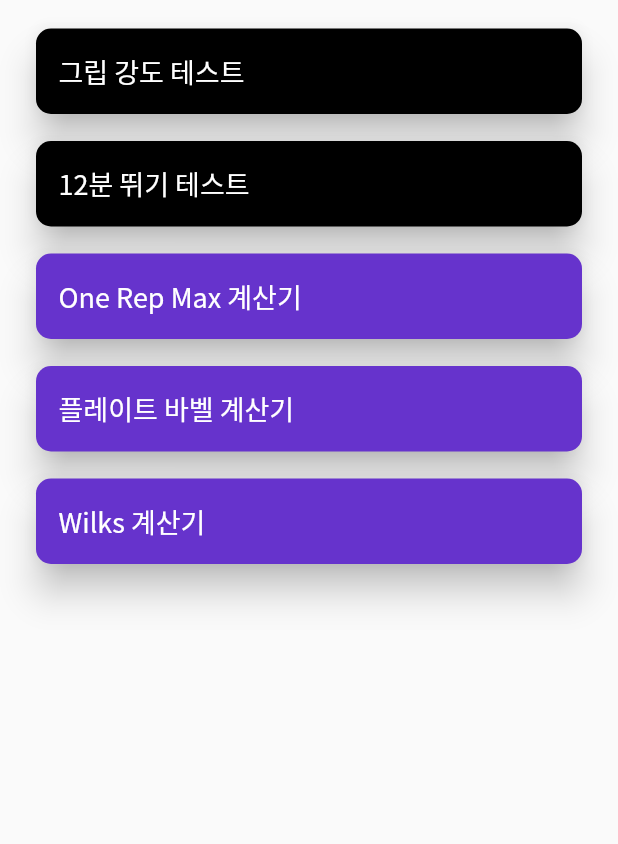
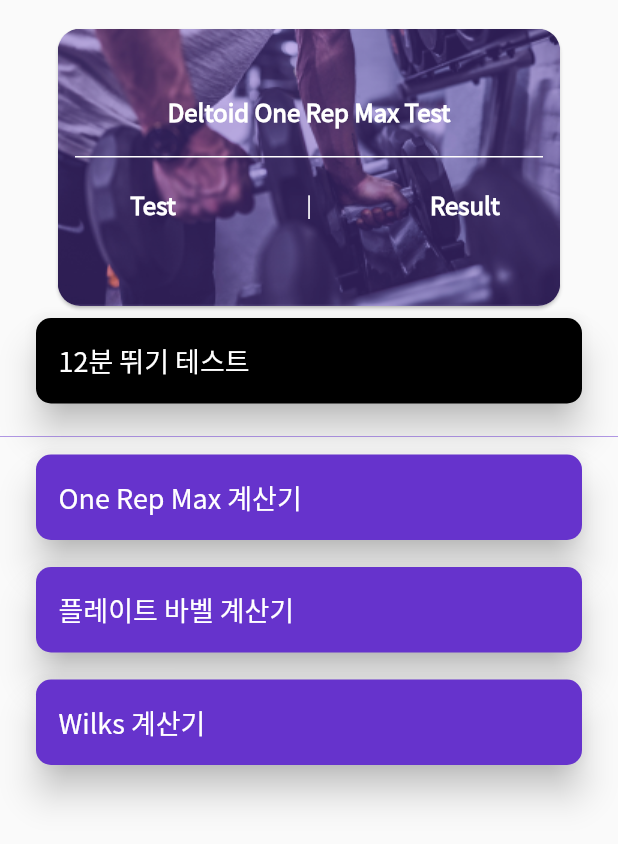
Before and after one commit to uz-devs/workoutnote-mobile, a Flutter app: the CalculateScreen widget shown alone on an empty page, opened directly, on a phone screen of 412 x 824 dp. Shown: the top 844 px of the screen. Run offline on Flutter 3.47's test engine with Material 2 defaults, Android fonts, the phone set to English and light mode, and no system bars; our stand-ins replace connectivity_plus, flutter_svg, flutter_switch, fluttertoast, percent_indicator, pull_to_refresh and 3 more; missing offline and left inert: flutter_inappwebview, splash_screen_view; accounts and stored records are empty; network calls fail; project files that could hold a hidden picture were left out.

```diff
--- a/lib/business_logic/CreateWorkoutSessionProvider.dart
+++ b/lib/business_logic/CreateWorkoutSessionProvider.dart
@@ -317,8 +317,7 @@ class CreateWorkoutProvider extends ChangeNotifier {
   String? getExerciseName(ExercisesDialogProvider exercisesDialogProvider, ConfigProvider configProvider, int exerciseId) {
     //TODO: calling it after completing network request
 
-   if(exercisesDialogProvider.allExercises.isNotEmpty) {
-
+    if (exercisesDialogProvider.allExercises.isNotEmpty) {
       Exercise exercise = exercisesDialogProvider.allExercises.where((element) => element.id == exerciseId).first;
       if (configProvider.activeLanguage() == korean)
         return '${exercise.name}(${exercise.bodyPart})';
@@ -330,7 +329,7 @@ class CreateWorkoutProvider extends ChangeNotifier {
         return '${exercise.name}(${exercise.bodyPart})';
       }
     }
-   return configProvider.activeLanguage() == english? 'Loading...':'로드 중...';
+    return configProvider.activeLanguage() == english ? 'Loading...' : '로드 중...';
   }
 
   Future<void> repeatWorkoutSession(List<EditableLift> lifts, String title) async {
--- a/lib/data/models/UserModel.dart
+++ b/lib/data/models/UserModel.dart
@@ -1,4 +1,3 @@
-
 class AppUser{
   String? sessionKey;
   bool  authSuccess = false ;
@@ -21,8 +20,6 @@ class  UserProfile{
 
   UserProfile.fetch(this.success, this.name, this.dateOfBirth, this.gender, this.iProfileShared);
 
-
-
   factory UserProfile.fromJson(Map<String, dynamic> parsedJson) {
     return UserProfile.fetch(parsedJson['success'], parsedJson['name'], parsedJson['date_of_birth'],  parsedJson['gender'],  parsedJson['is_profile_shared']);
   }
--- a/lib/data/services/Network.dart
+++ b/lib/data/services/Network.dart
@@ -181,7 +181,6 @@ class WebServices {
   }
 
   static Future<http.Response> fetchTargets(String sessionKey) async {
-
     final url = Uri.https(baseUrl, targetFetch);
     final body = {'sessionKey': sessionKey};
     http.Response response = await http.post(url, headers: headers, body: jsonEncode(body));
--- a/lib/ui/CalculateScreen.dart
+++ b/lib/ui/CalculateScreen.dart
@@ -1,8 +1,11 @@
+import 'package:flutter/cupertino.dart';
 import 'package:flutter/material.dart';
 import 'package:provider/provider.dart';
 import 'package:workoutnote/business_logic/ConfigProvider.dart';
 import 'package:workoutnote/ui/widgets/CalculationBottomSheet.dart';
 import 'package:workoutnote/utils/Strings.dart';
+
+import 'DeltoidOneRepMaxTestScreen.dart';
 
 class CalculateScreen extends StatefulWidget {
   const CalculateScreen();
@@ -13,11 +16,10 @@ class CalculateScreen extends StatefulWidget {
 
 class _CalculateScreenState extends State<CalculateScreen> {
   late double height;
+
   PersistentBottomSheetController? bottomSheetController;
 
   var configProvider = ConfigProvider();
-  List<String> koreanNames = [gripTest[korean] ?? '', runTest[korean] ?? '', oneRepMax1[korean] ?? '', plateBarbell1[korean] ?? '', wilksTitle[korean] ?? ''];
-  List<String> englishNames = [gripTest[english] ?? '', runTest[english] ?? '', oneRepMax1[english] ?? '', plateBarbell1[english] ?? '', wilksTitle[english] ?? ''];
 
   @override
   void dispose() {
@@ -34,12 +36,18 @@ class _CalculateScreenState extends State<CalculateScreen> {
     return Container(
       margin: EdgeInsets.only(top: 15.0),
       child: ListView.builder(
-          itemCount: 5,
+          itemCount: 6,
           itemBuilder: (context, index) {
-            if (configProvider.activeLanguage() == english)
-              return _buildCustomButton(englishNames[index], index);
-            else
-              return _buildCustomButton(koreanNames[index], index);
+            if (index == 0) {
+              return _buildDeltoidTestWidget();
+            } else if (index == 2)
+              return Divider(color: Color.fromRGBO(102, 51, 204, 0.5));
+            else {
+              if (index < 2)
+                return _buildCustomButton(metricsNames[index][configProvider.activeLanguage()]!, index);
+              else
+                return _buildCustomButton(metricsNames[index - 1][configProvider.activeLanguage()]!, index);
+            }
           }),
     );
   }
@@ -47,11 +55,11 @@ class _CalculateScreenState extends State<CalculateScreen> {
   Widget _buildCustomButton(String text, int index) {
     return InkWell(
       onTap: () async {
-        if (index == 2)
-          await showModal(index + 1, '${oneRepMax1[configProvider.activeLanguage()]}', '${oneRepMax4[configProvider.activeLanguage()]}', 'Lift', 'KG', '${oneRepMax5[configProvider.activeLanguage()]}', '${oneRepMax6[configProvider.activeLanguage()]}');
-        else if (index == 3)
-          await showModal(index + 1, '${plateBarbell1[configProvider.activeLanguage()]}', '${plateBarbell2[configProvider.activeLanguage()]}', 'Total Lift (kg)', 'Bar Weight (kg)', '${plateBarbell3[configProvider.activeLanguage()]}', '${plateBarbell4[configProvider.activeLanguage()]}');
-        else if (index == 4) await showModal(index + 1, '${wilks1[configProvider.activeLanguage()]}', '${wilks2[configProvider.activeLanguage()]}', 'Maximum weight', 'Gender', '${wilks3[configProvider.activeLanguage()]}', '${wilks4[configProvider.activeLanguage()]}');
+        if (index == 3)
+          await showModal(index, '${oneRepMax1[configProvider.activeLanguage()]}', '${oneRepMax4[configProvider.activeLanguage()]}', 'Lift', 'KG', '${oneRepMax5[configProvider.activeLanguage()]}', '${oneRepMax6[configProvider.activeLanguage()]}');
+        else if (index == 4)
+          await showModal(index, '${plateBarbell1[configProvider.activeLanguage()]}', '${plateBarbell2[configProvider.activeLanguage()]}', 'Total Lift (kg)', 'Bar Weight (kg)', '${plateBarbell3[configProvider.activeLanguage()]}', '${plateBarbell4[configProvider.activeLanguage()]}');
+        else if (index == 5) await showModal(index, '${wilks1[configProvider.activeLanguage()]}', '${wilks2[configProvider.activeLanguage()]}', 'Maximum weight', 'Gender', '${wilks3[configProvider.activeLanguage()]}', '${wilks4[configProvider.activeLanguage()]}');
       },
       child: Container(
         margin: EdgeInsets.only(bottom: 10.0, left: 20.0, right: 20.0),
@@ -72,6 +80,67 @@ class _CalculateScreenState extends State<CalculateScreen> {
     );
   }
 
+  Widget _buildDeltoidTestWidget() {
+    return Stack(
+      fit: StackFit.loose,
+      alignment: Alignment.center,
+      children: [
+        Card(
+
+            //semanticContainer: true,
+            clipBehavior: Clip.antiAlias,
+            shape: RoundedRectangleBorder(
+              borderRadius: BorderRadius.circular(15.0),
+            ),
+            child: Image.asset(
+              'assets/images/test.png',
+              fit: BoxFit.fill,
+            )),
+        Positioned(
+          child: Column(
+            children: [
+              Text(
+                'Deltoid One Rep Max Test',
+                style: TextStyle(color: Colors.white, fontSize: 16, fontWeight: FontWeight.bold),
+              ),
+              Container(
+                  margin: EdgeInsets.only(top: 10),
+                  child: Divider(
+                    color: Colors.white,
+                    thickness: 1,
+                    indent: 50.0,
+                    endIndent: 50.0,
+                  )),
+              Row(
+                mainAxisAlignment: MainAxisAlignment.spaceEvenly,
+                children: [
+                  TextButton(
+                      onPressed: () {
+                        Navigator.push(context, MaterialPageRoute(builder: (context) => DeltoidOneRepMaxTestScreen()));
+                      },
+                      child: Text(
+                        'Test',
+                        style: TextStyle(color: Colors.white, fontSize: 16, fontWeight: FontWeight.bold),
+                      )),
+                  Text(
+                    '|',
+                    style: TextStyle(color: Colors.white),
+                  ),
+                  TextButton(
+                      onPressed: () {},
+                      child: Text(
+                        'Result',
+                        style: TextStyle(color: Colors.white, fontSize: 16, fontWeight: FontWeight.bold),
+                      )),
+                ],
+              )
+            ],
+          ),
+        )
+      ],
+    );
+  }
+
   Future<void> showModal(int mode, String title, String subtitle, String text1, String text2, String text3, String text4) async {
     bottomSheetController = await showModalBottomSheet(isScrollControlled: true, context: context, builder: (context) => CalculationBottomSheet(height, title, subtitle, mode, text1, text2, text3, text4));
   }
--- a/lib/ui/widgets/TargetWidget.dart
+++ b/lib/ui/widgets/TargetWidget.dart
@@ -133,7 +133,7 @@ class TargetWidget extends StatelessWidget {
                 margin: EdgeInsets.only(left: 10.0, top: 10.0, bottom: 10.0),
                 child: LinearPercentIndicator(
                   alignment: MainAxisAlignment.center,
-                  width: 250,
+                  width: 230,
                   lineHeight: 7.0,
                   percent: targetProvider.getCurrentPercentage(target.startTimestamp ?? 0, target.endTimestamp ?? 0),
                   progressColor: targetProvider.isTargetPassed(target) ? Colors.grey : Color.fromRGBO(102, 51, 204, 1),
--- a/lib/utils/Strings.dart
+++ b/lib/utils/Strings.dart
@@ -89,10 +89,11 @@ Map<String, String> targetRegisterSuccess = {english: 'Target created successful
 Map<String, String> targetDeleteSuccess = {english: 'Target deleted  successfully!', korean: '목표  성공적으로 삭제!'};
 Map<String, String> achieved = {english: 'DONE', korean: '달성'};
 Map<String, String> notAchieved = {english: 'FAIL', korean: '미달성'};
-Map<String, String> targetList = {english: 'Target list', korean:'목표 목록'};
-Map<String,  String> noInternetTitle = {english: 'Internet is not connected!',  korean: '서비스 접속 에러'};
-Map<String,  String> quit = {english: 'Quit',  korean: '나가기'};
-Map<String,  String> connectInternetMsg = {english: 'Please connect to the internet  and try  again!', korean: '인터넷이 접속에 문제가 있습니다. 인터넷 접속을 확인하고 다시  실행해 주세요!'};
+Map<String, String> targetList = {english: 'Target list', korean: '목표 목록'};
+Map<String, String> noInternetTitle = {english: 'Internet is not connected!', korean: '서비스 접속 에러'};
+Map<String, String> quit = {english: 'Quit', korean: '나가기'};
+Map<String, String> connectInternetMsg = {english: 'Please connect to the internet  and try  again!', korean: '인터넷이 접속에 문제가 있습니다. 인터넷 접속을 확인하고 다시  실행해 주세요!'};
+List<Map<String,  String>> metricsNames = [gripTest, runTest, oneRepMax1, plateBarbell1,  wilksTitle ];
 //One Rep Max
 Map<String, String> oneRepMax1 = {english: 'One Rep Max Calculator', korean: 'One Rep Max 계산기'};
 Map<String, String> oneRepMax2 = {english: '1RM Lift weight percentage', korean: '1RM 리프트 중량 백분율'};
```
Also changed, not shown: lib/ui/DeltoidOneRepMaxTestScreen.dart (added, +159 -0 lines), lib/ui/widgets/CalculationBottomSheet.dart (+2 -22 lines), lib/ui/widgets/WorkoutCreateCard.dart (+11 -30 lines), assets/icons/abs.svg (added), assets/icons/back.svg (added), assets/icons/body.svg (added), assets/icons/legs.svg (added), assets/icons/shoulder.svg (added), assets/images/shoulder.png (added), assets/images/test.png (added). Lines whose indentation alone changed are shown as unchanged.
